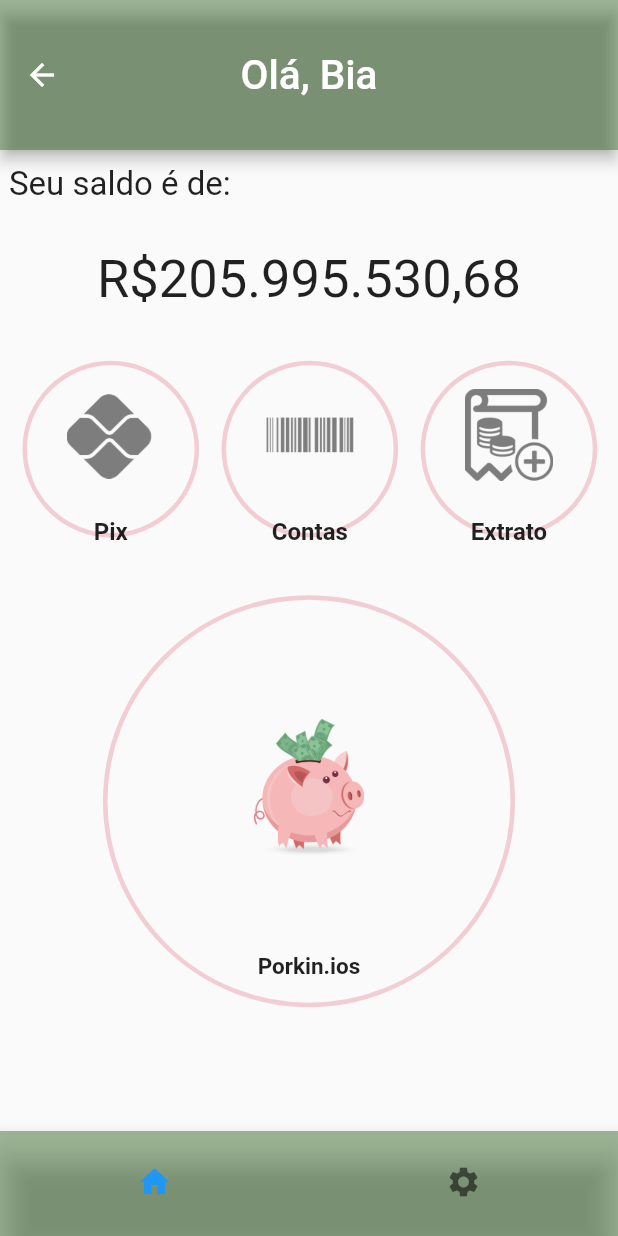
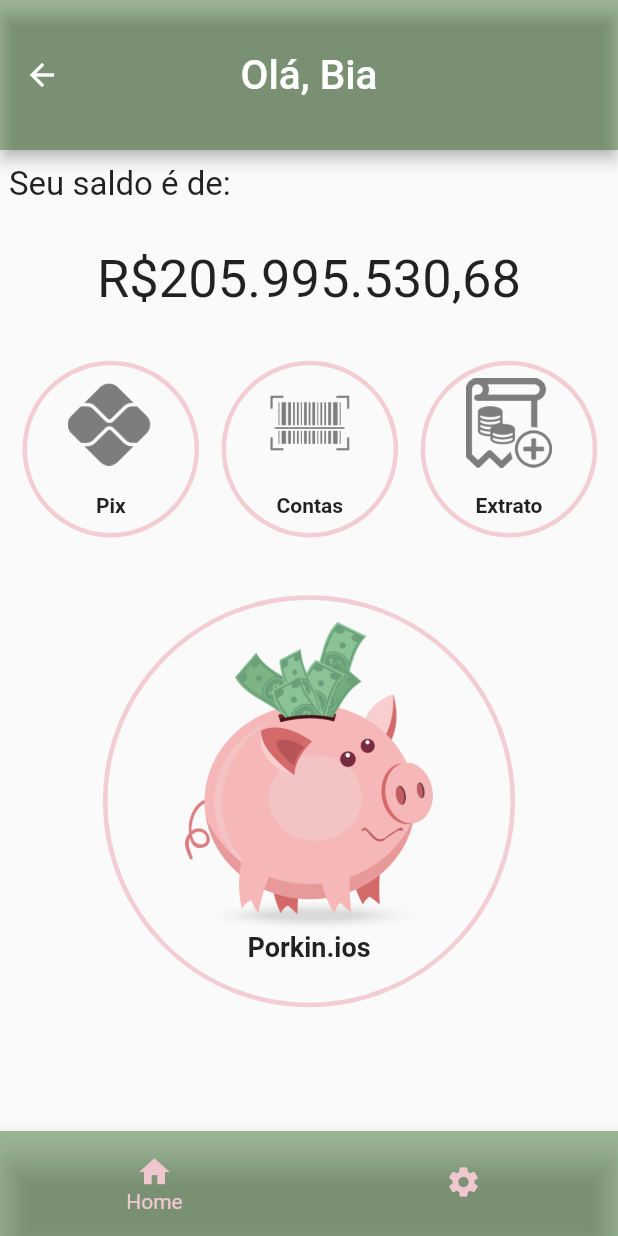
Before and after one commit to bpslima/exercicio_telas_splash_login_home, a Flutter app: the HomePage screen opened by its route, on a phone screen of 412 x 824 dp. Run offline on Flutter 3.47's test engine with Material 2 defaults, Android fonts, the phone set to English and light mode, and no system bars.

Commit message:
criação navigation and containers_home.dart

```diff
--- /dev/null
+++ b/telas_iniciais/lib/design_system/containers_home.dart
@@ -0,0 +1,41 @@
+import 'package:flutter/material.dart';
+
+class Containers_home extends StatelessWidget {
+  final String imagePath;
+  final String text;
+
+  const Containers_home({
+    Key? key,
+    required this.imagePath,
+    required this.text,
+  }) : super(key: key);
+
+  @override
+  Widget build(BuildContext context) {
+    return Container(
+        clipBehavior: Clip.hardEdge,
+        alignment: Alignment.center,
+        height: MediaQuery.of(context).size.height / 5,
+        width: MediaQuery.of(context).size.width / 3.5,
+        padding: const EdgeInsets.symmetric(vertical: 4.8),
+        decoration: BoxDecoration(
+          shape: BoxShape.circle,
+          border: Border.all(color: const Color(0xfff2cdd3), width: 3),
+        ),
+        child: Column(children: [
+          Image.asset(
+            imagePath,
+            height: (MediaQuery.of(context).size.height / 7.2),
+            width: (MediaQuery.of(context).size.width / 7.2),
+            color: const Color(0xff7e7d7d),
+            fit: BoxFit.scaleDown,
+          ),
+          Text(
+            text,
+            style: const TextStyle(
+                fontSize: 14, fontWeight: FontWeight.bold, height: 0.3),
+            textAlign: TextAlign.center,
+          ),
+        ]));
+  }
+}
--- /dev/null
+++ b/telas_iniciais/lib/design_system/navigationBar.dart
@@ -0,0 +1,45 @@
+import 'package:flutter/material.dart';
+
+class MyBottomBar extends StatefulWidget {
+  //parte debaixo da tela
+  const MyBottomBar({Key? key}) : super(key: key);
+
+  @override
+  State<MyBottomBar> createState() => _MyBottomBarState();
+}
+
+class _MyBottomBarState extends State<MyBottomBar> {
+  var index = 0;
+
+  @override
+  Widget build(BuildContext context) {
+    return BottomNavigationBar(
+      backgroundColor: const Color.fromARGB(108, 40, 97, 23),
+
+      onTap: (value) {
+        //pedindo pra rodar Setstate. Vai reconstruir o que está no build
+        setState(() {
+          index = value; //trocando em icone o e 1
+        });
+      },
+      showUnselectedLabels: false,
+      showSelectedLabels: true,
+      currentIndex: index, //1,  //controla qual icone selecionado
+      items: const [
+        //BottomNavagationBar recebe uma lista de items
+        BottomNavigationBarItem(
+          icon: Icon(
+            Icons.home,
+            color: Color.fromARGB(255, 240, 199, 206),
+          ),
+          label: 'Home',
+        ),
+        BottomNavigationBarItem(
+          icon: Icon(Icons.settings, color: Color.fromARGB(255, 240, 199, 206)),
+          label: 'Settings',
+        ),
+      ],
+      selectedItemColor: const Color.fromARGB(255, 240, 199, 206),
+    );
+  }
+}
--- a/telas_iniciais/lib/features/home.dart
+++ b/telas_iniciais/lib/features/home.dart
@@ -1,5 +1,7 @@
 import 'package:flutter/material.dart';
+import 'package:telas_iniciais/design_system/containers_home.dart';
 import 'package:telas_iniciais/design_system/my_images.dart';
+import 'package:telas_iniciais/design_system/navigationBar.dart';
 
 class HomePage extends StatefulWidget {
   const HomePage({Key? key}) : super(key: key);
@@ -38,85 +40,23 @@ class _HomePageState extends State<HomePage> {
           const SizedBox(height: 10),
           //Opções:
 
-          Row(children: [
-            const SizedBox(width: 15),
-            Container(
-                alignment: Alignment.center,
-                height: MediaQuery.of(context).size.height / 5,
-                width: MediaQuery.of(context).size.width / 3.5,
-                padding: const EdgeInsets.all(15),
-                decoration: BoxDecoration(
-                  shape: BoxShape.circle,
-                  border: Border.all(color: const Color(0xfff2cdd3), width: 3),
-                ),
-                child: Column(children: [
-                  Expanded(
-                      child: Image.asset(
-                    pix,
-                    height: (MediaQuery.of(context).size.height / 3),
-                    width: (MediaQuery.of(context).size.width / 7),
-                    color: const Color(0xff7e7d7d),
-                  )),
-                  const Text(
-                    'Pix',
-                    style: TextStyle(fontSize: 16, fontWeight: FontWeight.bold),
-                  ),
-                ])),
-            const SizedBox(width: 15),
-            Container(
-                alignment: Alignment.center,
-                height: MediaQuery.of(context).size.height / 5,
-                width: MediaQuery.of(context).size.width / 3.5,
-                padding: const EdgeInsets.all(15),
-                decoration: BoxDecoration(
-                  shape: BoxShape.circle,
-                  border: Border.all(color: const Color(0xfff2cdd3), width: 3),
-                ),
-                child: Column(children: [
-                  Expanded(
-                      child: Image.asset(
-                    barcode,
-                    scale: 0.5,
-                    height: MediaQuery.of(context).size.height / 3,
-                    width: MediaQuery.of(context).size.width / 7,
-                    color: const Color(0xff7e7d7d),
-                  )),
-                  const Text(
-                    'Contas',
-                    style: TextStyle(fontSize: 16, fontWeight: FontWeight.bold),
-                  ),
-                ])),
-            const SizedBox(width: 15),
-            Container(
-                alignment: Alignment.center,
-                height: MediaQuery.of(context).size.height / 5,
-                width: MediaQuery.of(context).size.width / 3.5,
-                padding: const EdgeInsets.all(15),
-                decoration: BoxDecoration(
-                  shape: BoxShape.circle,
-                  border: Border.all(color: const Color(0xfff2cdd3), width: 3),
-                ),
-                child: Column(children: [
-                  Expanded(
-                      child: Image.asset(
-                    extrato,
-                    height: (MediaQuery.of(context).size.height / 3),
-                    width: (MediaQuery.of(context).size.width / 7),
-                    color: const Color(0xff7e7d7d),
-                  )),
-                  const Text(
-                    'Extrato',
-                    style: TextStyle(fontSize: 16, fontWeight: FontWeight.bold),
-                  ),
-                ])),
-            const SizedBox(
+          Row(mainAxisSize: MainAxisSize.min, children: const [
+            SizedBox(width: 15),
+            Containers_home(imagePath: pix, text: 'Pix'),
+            SizedBox(width: 15),
+            Containers_home(imagePath: barcode, text: 'Contas'),
+            SizedBox(width: 15),
+            Containers_home(imagePath: extrato, text: 'Extrato'),
+            SizedBox(
               height: 8,
             )
           ]),
 
           const SizedBox(height: 15),
+
           Row(children: [
             Container(
+              clipBehavior: Clip.hardEdge,
               alignment: Alignment.center,
               height: MediaQuery.of(context).size.height / 3,
               width: MediaQuery.of(context).size.width,
@@ -126,23 +66,18 @@ class _HomePageState extends State<HomePage> {
                 border: Border.all(color: const Color(0xfff2cdd3), width: 3),
               ),
               child: Column(children: [
-                Expanded(
-                    child: Image.asset(
+                Image.asset(
                   piggy,
-                  height: (MediaQuery.of(context).size.height / 4) / 1.4,
-                  width: (MediaQuery.of(context).size.width / 4) / 1.4,
-                )),
-                Wrap(direction: Axis.vertical, children: const [
-                  Expanded(
-                    child: Text(
-                      'Porkin.ios',
-                      style:
-                          TextStyle(fontSize: 15, fontWeight: FontWeight.bold),
-                    ),
-                  ),
-                ]),
+                  height: (MediaQuery.of(context).size.height / 4),
+                  width: (MediaQuery.of(context).size.width / 2),
+                  fit: BoxFit.scaleDown,
+                ),
+                const Text(
+                  'Porkin.ios',
+                  style: TextStyle(fontSize: 18, fontWeight: FontWeight.bold),
+                ),
               ]),
-            )
+            ),
           ]),
         ]),
         bottomNavigationBar: const SizedBox(
@@ -151,44 +86,3 @@ class _HomePageState extends State<HomePage> {
         ));
   }
 }
-
-class MyBottomBar extends StatefulWidget {
-  //parte debaixo da tela
-  const MyBottomBar({Key? key}) : super(key: key);
-
-  @override
-  State<MyBottomBar> createState() => _MyBottomBarState();
-}
-
-class _MyBottomBarState extends State<MyBottomBar> {
-  var index = 0;
-
-  @override
-  Widget build(BuildContext context) {
-    return BottomNavigationBar(
-      backgroundColor: const Color.fromARGB(108, 40, 97, 23),
-
-      onTap: (value) {
-        //pedindo pra rodar Setstate. Vai reconstruir o que está no build
-        setState(() {
-          index = value; //trocando em icone o e 1
-        });
-      },
-      showUnselectedLabels: false,
-      showSelectedLabels: false,
-      currentIndex: index, //1,  //controla qual icone selecionado
-      items: const [
-        //BottomNavagationBar recebe uma lista de items
-        BottomNavigationBarItem(
-          icon: Icon(Icons.home),
-          label: 'Home',
-        ),
-        BottomNavigationBarItem(
-          icon: Icon(Icons.settings),
-          label: 'Settings',
-          backgroundColor: Color.fromARGB(108, 40, 97, 23),
-        ),
-      ],
-    );
-  }
-}
```
Also changed, not shown: telas_iniciais/assets/barcode.png.
